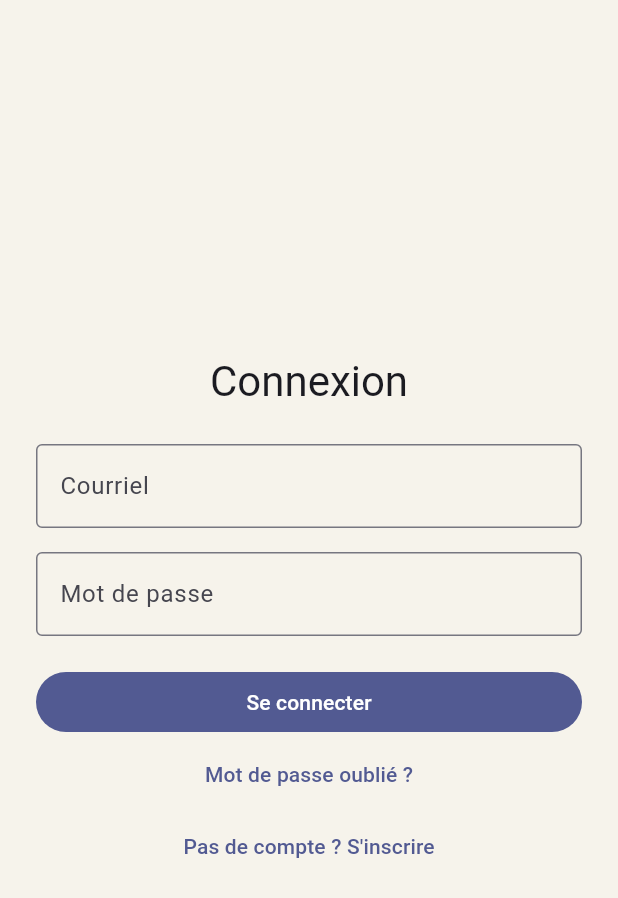
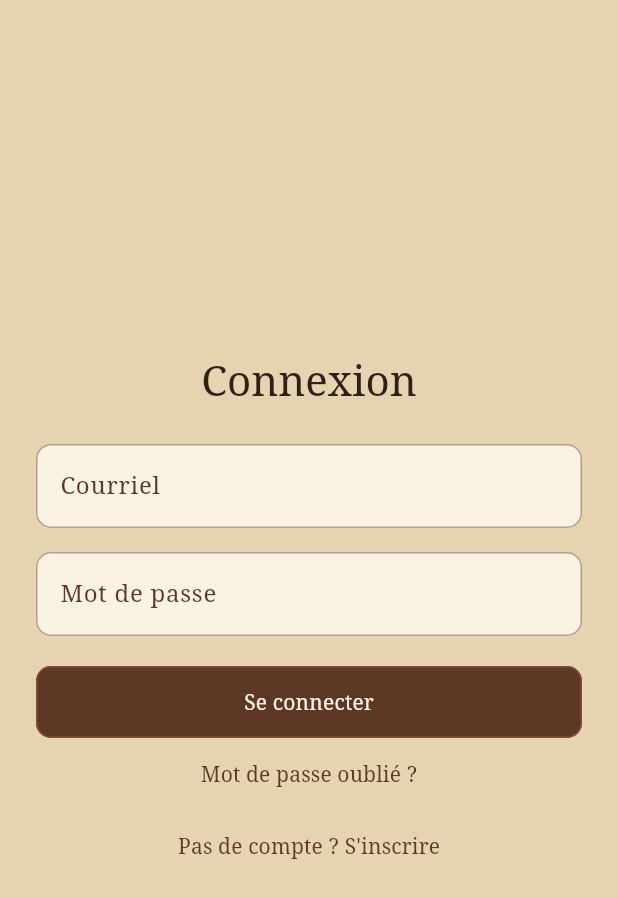
Before and after one commit to 4rn0d/signify, a Flutter app: the screen it shows after launch, on a phone screen of 412 x 824 dp. Shown: the top 898 px of the screen. Run offline on Flutter 3.47's test engine with Material 3 defaults, Android fonts, the phone set to English and light mode, and no system bars; our stand-ins replace camera, firebase_auth, firebase_core; missing offline and left inert: camera_macos, flame, flame_tiled; accounts and stored records are empty; statements that could not run were skipped.

Commit message:
add ui to front

```diff
--- a/frontend/lib/game/menu_game.dart
+++ b/frontend/lib/game/menu_game.dart
@@ -5,6 +5,7 @@ import 'dart:ui';
 import 'package:flame/components.dart';
 import 'package:flame/events.dart';
 import 'package:flame/game.dart';
+import 'package:frontend/theme/app_theme.dart';
 import 'package:frontend/game/menu_map.dart';
 
 class MenuGame extends FlameGame with DragCallbacks {
@@ -32,7 +33,7 @@ class MenuGame extends FlameGame with DragCallbacks {
   double _transitionElapsed = 0;
 
   @override
-  Color backgroundColor() => const Color(0xFFF6F3EB);
+  Color backgroundColor() => TavernPalette.canvas;
 
   @override
   FutureOr<void> onLoad() {
--- a/frontend/lib/main.dart
+++ b/frontend/lib/main.dart
@@ -3,10 +3,12 @@ import 'package:firebase_core/firebase_core.dart';
 import 'package:flutter/material.dart';
 import 'package:frontend/game/menu_game.dart';
 import 'package:frontend/pages/training_page.dart';
+import 'package:frontend/theme/app_theme.dart';
 
 import 'auth_gate.dart';
 import 'firebase_options.dart';
 import 'pages/home_page.dart';
+import 'widgets/map_hud.dart';
 
 Future<void> main() async {
   WidgetsFlutterBinding.ensureInitialized();
@@ -47,17 +49,17 @@ class SignifyApp extends StatelessWidget {
     return MaterialApp(
       navigatorKey: navigatorKey,
       title: 'Signify',
-      theme: ThemeData(
-        colorScheme: ColorScheme.fromSeed(
-          seedColor: const Color(0xFF5B6BD5),
-          surface: const Color(0xFFFFFCF6),
-        ),
-        scaffoldBackgroundColor: const Color(0xFFF6F3EB),
-        splashFactory: InkRipple.splashFactory,
-        useMaterial3: true,
-      ),
+      theme: AppTheme.light,
       home: AuthGate(
-        menu: game == null ? const HomePage() : GameWidget(game: game),
+        menu: game == null
+            ? const HomePage()
+            : GameWidget<MenuGame>(
+                game: game,
+                overlayBuilderMap: {
+                  'MapHud': (context, _) => const MapHud(),
+                },
+                initialActiveOverlays: const ['MapHud'],
+              ),
         authStatus: authStatus,
       ),
     );
--- /dev/null
+++ b/frontend/lib/theme/app_theme.dart
@@ -0,0 +1,97 @@
+import 'package:flutter/material.dart';
+
+abstract final class TavernPalette {
+  static const wood = Color(0xFF5C3825);
+  static const woodLight = Color(0xFF805236);
+  static const brass = Color(0xFFAA762E);
+  static const parchment = Color(0xFFF2E5C9);
+  static const parchmentLight = Color(0xFFFAF2E2);
+  static const canvas = Color(0xFFE6D4B0);
+  static const ink = Color(0xFF2E2118);
+  static const sage = Color(0xFF596344);
+}
+
+abstract final class AppTheme {
+  static ThemeData get light {
+    final colors = ColorScheme.fromSeed(
+      seedColor: TavernPalette.wood,
+      surface: TavernPalette.parchment,
+      brightness: Brightness.light,
+    ).copyWith(
+      primary: TavernPalette.wood,
+      onPrimary: TavernPalette.parchmentLight,
+      secondary: TavernPalette.brass,
+      onSecondary: TavernPalette.ink,
+      tertiary: TavernPalette.sage,
+      onTertiary: TavernPalette.parchmentLight,
+      surface: TavernPalette.parchment,
+      onSurface: TavernPalette.ink,
+      outline: TavernPalette.woodLight,
+      error: const Color(0xFF8C3028),
+    );
+
+    return ThemeData(
+      useMaterial3: true,
+      colorScheme: colors,
+      fontFamily: 'serif',
+      scaffoldBackgroundColor: TavernPalette.canvas,
+      appBarTheme: const AppBarTheme(
+        backgroundColor: TavernPalette.canvas,
+        foregroundColor: TavernPalette.ink,
+        elevation: 0,
+        scrolledUnderElevation: 0,
+      ),
+      cardTheme: CardThemeData(
+        color: TavernPalette.parchment,
+        surfaceTintColor: Colors.transparent,
+        elevation: 2,
+        shadowColor: TavernPalette.wood.withValues(alpha: 0.22),
+        shape: RoundedRectangleBorder(
+          borderRadius: BorderRadius.circular(12),
+          side: BorderSide(
+            color: TavernPalette.wood.withValues(alpha: 0.3),
+          ),
+        ),
+      ),
+      filledButtonTheme: FilledButtonThemeData(
+        style: FilledButton.styleFrom(
+          backgroundColor: TavernPalette.wood,
+          foregroundColor: TavernPalette.parchmentLight,
+          minimumSize: const Size(0, 48),
+          padding: const EdgeInsets.symmetric(horizontal: 20, vertical: 12),
+          shape: RoundedRectangleBorder(
+            borderRadius: BorderRadius.circular(10),
+            side: const BorderSide(color: TavernPalette.woodLight),
+          ),
+        ),
+      ),
+      inputDecorationTheme: InputDecorationTheme(
+        filled: true,
+        fillColor: TavernPalette.parchmentLight,
+        labelStyle: const TextStyle(color: TavernPalette.wood),
+        border: OutlineInputBorder(
+          borderRadius: BorderRadius.circular(10),
+          borderSide: const BorderSide(color: TavernPalette.woodLight),
+        ),
+        enabledBorder: OutlineInputBorder(
+          borderRadius: BorderRadius.circular(10),
+          borderSide: BorderSide(
+            color: TavernPalette.wood.withValues(alpha: 0.45),
+          ),
+        ),
+        focusedBorder: OutlineInputBorder(
+          borderRadius: BorderRadius.circular(10),
+          borderSide: const BorderSide(color: TavernPalette.brass, width: 2),
+        ),
+      ),
+      progressIndicatorTheme: const ProgressIndicatorThemeData(
+        color: TavernPalette.brass,
+      ),
+      snackBarTheme: const SnackBarThemeData(
+        backgroundColor: TavernPalette.wood,
+        contentTextStyle: TextStyle(color: TavernPalette.parchmentLight),
+        behavior: SnackBarBehavior.floating,
+      ),
+    );
+  }
+}
```
Also changed, not shown: frontend/lib/game/gragas_map_button.dart (added, +41 -0 lines), frontend/lib/pages/training_page.dart (+36 -22 lines), frontend/lib/widgets/map_hud.dart (added, +94 -0 lines), 3 other files.
